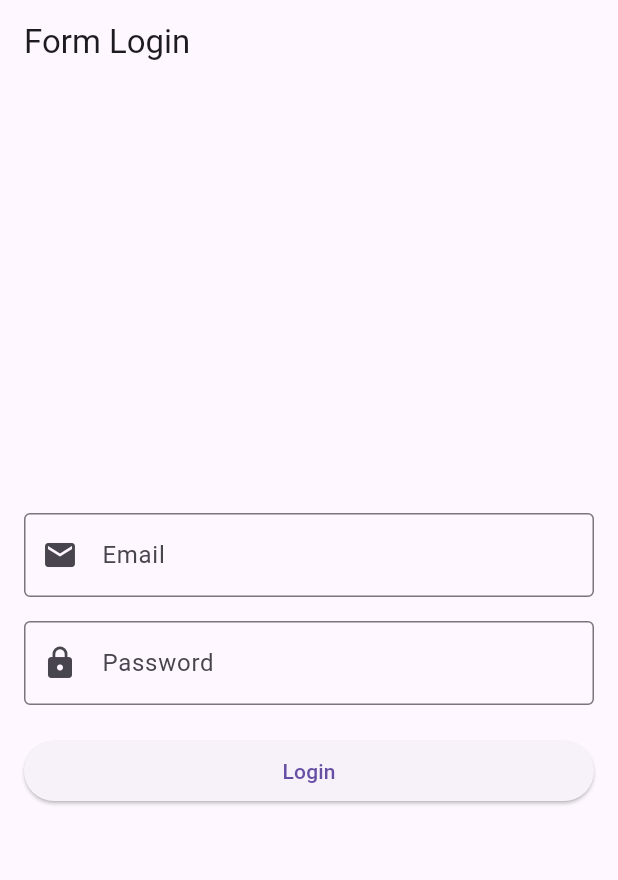
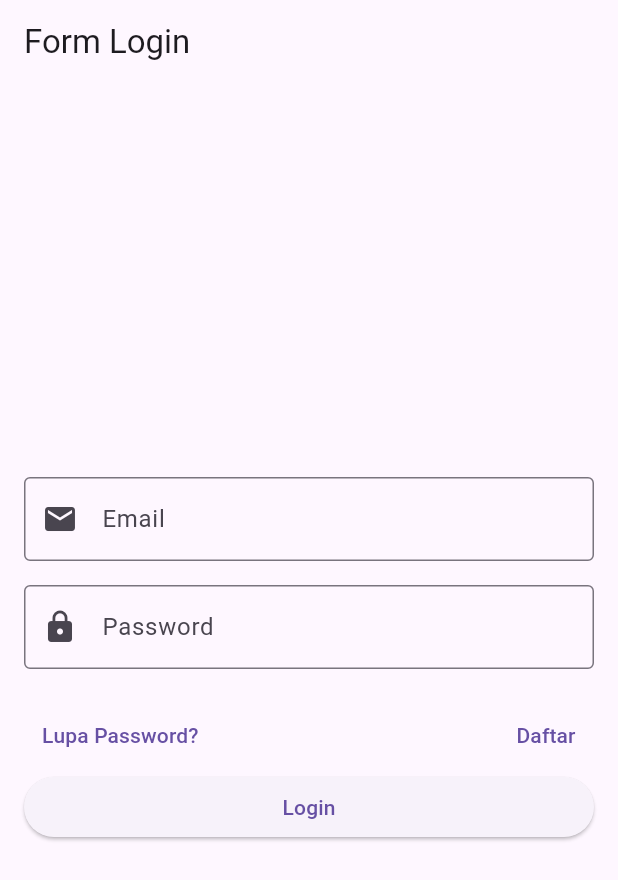
Before and after one commit to Dyah4p/Tugas_flutter_Dyah, a Flutter app: the screen it shows after launch, on a phone screen of 412 x 824 dp. Shown: the top 880 px of the screen. Run offline on Flutter 3.47's test engine with Material 3 defaults, Android fonts, the phone set to English and light mode, and no system bars.

Commit message:
flutter update

```diff
--- a/stack1/lib/login_layar.dart
+++ b/stack1/lib/login_layar.dart
@@ -14,7 +14,6 @@ class LoginLayar extends StatelessWidget {
         child: Column(
           mainAxisAlignment: MainAxisAlignment.center,
           children: <Widget>[
-
             TextFormField(
               decoration: const InputDecoration(
                 labelText: 'Email',
@@ -23,7 +22,6 @@ class LoginLayar extends StatelessWidget {
               ),
             ),
             const SizedBox(height: 16),
-
 
             TextFormField(
               obscureText: true,
@@ -35,11 +33,29 @@ class LoginLayar extends StatelessWidget {
             ),
             const SizedBox(height: 20),
 
+
+            Row(
+              mainAxisAlignment: MainAxisAlignment.spaceBetween,
+              children: <Widget>[
+                TextButton(
+                  onPressed: () {
+
+                  },
+                  child: const Text('Lupa Password?'),
+                ),
+                TextButton(
+                  onPressed: () {
+
+                  },
+                  child: const Text('Daftar'),
+                ),
+              ],
+            ),
+
             SizedBox(
               width: double.infinity,
               child: ElevatedButton(
                 onPressed: () {
-
                   Navigator.pushNamed(context, '/daftarTeman');
                 },
                 child: const Text('Login'),
```
